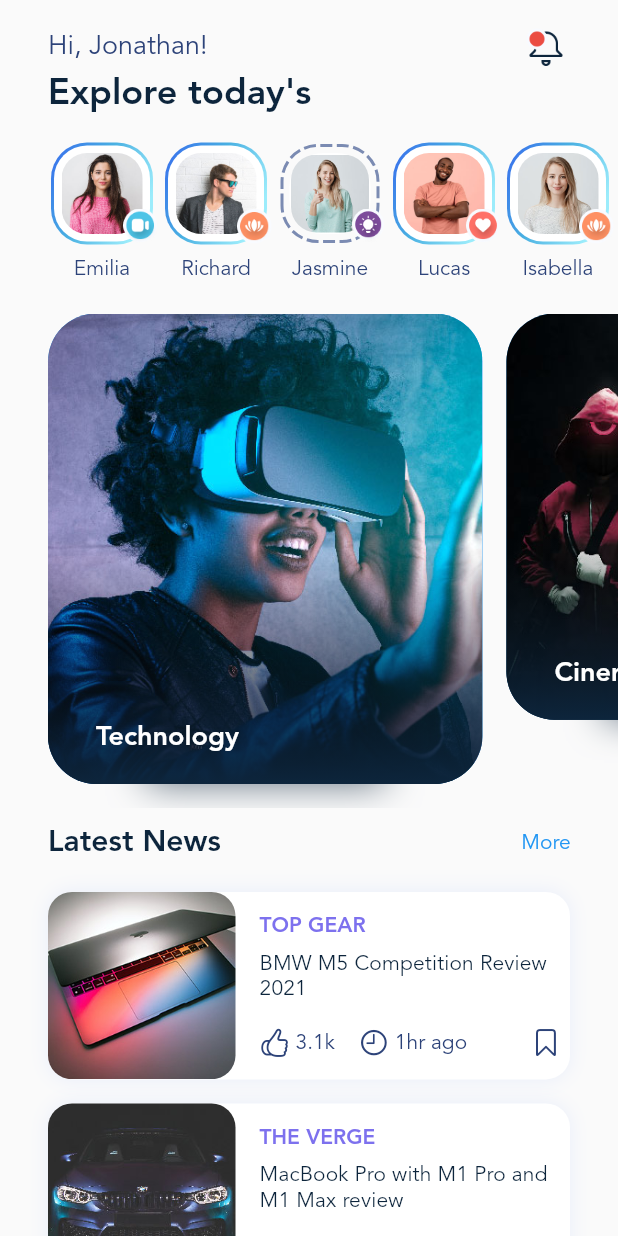
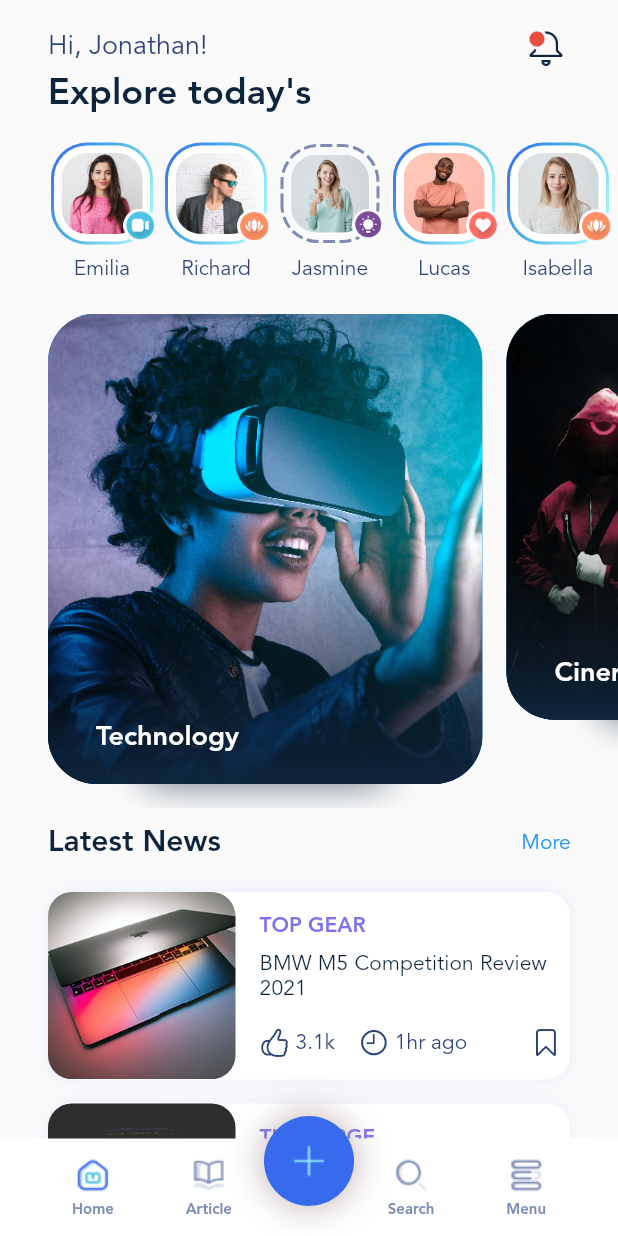
Before and after one commit to esmaeil-koohi/ui_BlogClub_application, a Flutter app: the screen it shows after launch, on a phone screen of 412 x 824 dp. Run offline on Flutter 3.47's test engine with Material 2 defaults, Android fonts, the phone set to English and light mode, and no system bars.

Commit message:
update bottomNavigation

```diff
--- a/lib/main.dart
+++ b/lib/main.dart
@@ -3,11 +3,18 @@
 import 'package:dotted_border/dotted_border.dart';
 import 'package:flutter/cupertino.dart';
 import 'package:flutter/material.dart';
+import 'package:flutter/services.dart';
 import 'package:ui_blog_club/carousel/carousel_slider.dart';
 import 'package:ui_blog_club/data.dart';
 
 void main() {
   runApp(const MyApp());
+  SystemChrome.setSystemUIOverlayStyle(const SystemUiOverlayStyle(
+    statusBarColor: Colors.white,
+    statusBarIconBrightness: Brightness.dark,
+    systemNavigationBarColor: Colors.white,
+    systemNavigationBarIconBrightness: Brightness.dark,
+  ));
 }
 
 class MyApp extends StatelessWidget {
@@ -58,6 +65,12 @@ class MyApp extends StatelessWidget {
               color: primaryTextColor,
               fontWeight: FontWeight.w700,
             ),
+            caption: TextStyle(
+              fontFamily: defaultFontFamily,
+              fontSize: 10,
+              fontWeight: FontWeight.w700,
+              color: Color(0xff7B8BB2),
+            ),
             headline6: TextStyle(
               fontFamily: defaultFontFamily,
               fontWeight: FontWeight.bold,
@@ -70,7 +83,12 @@ class MyApp extends StatelessWidget {
               fontSize: 14,
             )),
       ),
-      home: const HomeScreen(),
+      home: Stack(
+        children: [
+          Positioned.fill(child: const HomeScreen()),
+          Positioned(bottom: 0, right: 0, left: 0, child: _BottomNavigation())
+        ],
+      ),
     );
   }
 }
@@ -325,79 +343,6 @@ class _CategoryItem extends StatelessWidget {
   }
 }
 
-class _Post extends StatelessWidget {
-  final PostData post;
-  const _Post({Key? key,required this.post }) : super(key: key);
-
-  @override
-  Widget build(BuildContext context) {
-    return Container(
-      margin: const EdgeInsets.fromLTRB(32, 8, 32, 8),
-      decoration: BoxDecoration(
-        color: Colors.white,
-          borderRadius: BorderRadius.circular(16),
-          boxShadow: const [
-            BoxShadow(
-              blurRadius: 10,
-              color: Color(0x1a5282ff),
-            )
-          ]),
-      child: Row(
-        children: [
-          ClipRRect(
-              borderRadius: BorderRadius.circular(16),
-              child:
-              Image.asset('assets/img/posts/small/${post.imageFileName}')),
-          const SizedBox(width: 16,),
-          Expanded(
-            child: Column(
-              mainAxisAlignment: MainAxisAlignment.center,
-              crossAxisAlignment: CrossAxisAlignment.start,
-              children: [
-                Text(
-                  post.caption,
-                  style: const TextStyle(
-                      fontFamily: MyApp.defaultFontFamily,
-                      fontWeight: FontWeight.w700,
-                      fontSize: 14,
-                      color: Color(0xff3776AED)),
-                ),
-                const SizedBox(height: 8.0,),
-                Text(post.title, style: Theme.of(context).textTheme.subtitle2,),
-                const SizedBox(height: 16,),
-                Row(
-                  crossAxisAlignment: CrossAxisAlignment.end,
-                  children: [
-                  Icon(
-                    CupertinoIcons.hand_thumbsup, size: 20,
-                    color: Theme.of(context).textTheme.bodyText2!.color,),
-                    const SizedBox(width: 4,),
-                    Text(post.likes, style: Theme.of(context).textTheme.bodyText2,),
-                    const SizedBox(width: 16,),
-                    Icon(CupertinoIcons.clock, size: 20, color: Theme.of(context).textTheme.bodyText2!.color,),
-                    const SizedBox(width: 4,),
-                    Text(post.time, style: Theme.of(context).textTheme.bodyText2,),
-                    Expanded(child: Container(
-                      alignment: Alignment.centerRight,
-                      child: Icon(
-                        post.isBookmarked?
-                        CupertinoIcons.bookmark_fill:
-                        CupertinoIcons.bookmark, size: 20,
-                        color: Theme.of(context).textTheme.bodyText2!.color,),
-                    ),),
-                    const SizedBox(width: 6,),
-                  ],
-                ),
-              ],
-            ),
-          ),
-        ],
-      ),
-    );
-  }
-}
-
-
 class _PostList extends StatelessWidget {
   const _PostList({Key? key}) : super(key: key);
 
@@ -434,3 +379,178 @@ class _PostList extends StatelessWidget {
     );
   }
 }
+
+class _Post extends StatelessWidget {
+  final PostData post;
+
+  const _Post({Key? key, required this.post}) : super(key: key);
+
+  @override
+  Widget build(BuildContext context) {
+    return Container(
+      margin: const EdgeInsets.fromLTRB(32, 8, 32, 8),
+      decoration: BoxDecoration(
+          color: Colors.white,
+          borderRadius: BorderRadius.circular(16),
+          boxShadow: const [
+            BoxShadow(
+              blurRadius: 10,
+              color: Color(0x1a5282ff),
+            )
+          ]),
+      child: Row(
+        children: [
+          ClipRRect(
+              borderRadius: BorderRadius.circular(16),
+              child:
+                  Image.asset('assets/img/posts/small/${post.imageFileName}')),
+          const SizedBox(
+            width: 16,
+          ),
+          Expanded(
+            child: Column(
+              mainAxisAlignment: MainAxisAlignment.center,
+              crossAxisAlignment: CrossAxisAlignment.start,
+              children: [
+                Text(
+                  post.caption,
+                  style: const TextStyle(
+                      fontFamily: MyApp.defaultFontFamily,
+                      fontWeight: FontWeight.w700,
+                      fontSize: 14,
+                      color: Color(0xff3776AED)),
+                ),
+                const SizedBox(
+                  height: 8.0,
+                ),
+                Text(
+                  post.title,
+                  style: Theme.of(context).textTheme.subtitle2,
+                ),
+                const SizedBox(
+                  height: 16,
+                ),
+                Row(
+                  crossAxisAlignment: CrossAxisAlignment.end,
+                  children: [
+                    Icon(
+                      CupertinoIcons.hand_thumbsup,
+                      size: 20,
+                      color: Theme.of(context).textTheme.bodyText2!.color,
+                    ),
+                    const SizedBox(
+                      width: 4,
+                    ),
+                    Text(
+                      post.likes,
+                      style: Theme.of(context).textTheme.bodyText2,
+                    ),
+                    const SizedBox(
+                      width: 16,
+                    ),
+                    Icon(
+                      CupertinoIcons.clock,
+                      size: 20,
+                      color: Theme.of(context).textTheme.bodyText2!.color,
+                    ),
+                    const SizedBox(
+                      width: 4,
+                    ),
+                    Text(
+                      post.time,
+                      style: Theme.of(context).textTheme.bodyText2,
+                    ),
+                    Expanded(
+                      child: Container(
+                        alignment: Alignment.centerRight,
+                        child: Icon(
+                          post.isBookmarked
+                              ? CupertinoIcons.bookmark_fill
+                              : CupertinoIcons.bookmark,
+                          size: 20,
+                          color: Theme.of(context).textTheme.bodyText2!.color,
+                        ),
+                      ),
+                    ),
+                    const SizedBox(
+                      width: 6,
+                    ),
+                  ],
+                ),
+              ],
+            ),
+          ),
+        ],
+      ),
+    );
+  }
+}
+
+class _BottomNavigation extends StatelessWidget {
+  const _BottomNavigation({Key? key}) : super(key: key);
+
+  @override
+  Widget build(BuildContext context) {
+    return Container(
+      height: 85,
+      child: Stack(
+        children: [
+          Positioned(
+            bottom: 0,
+            right: 0,
+            left: 0,
+            child: Container(
+              height: 65,
+              child: Row(
+                mainAxisAlignment: MainAxisAlignment.spaceEvenly,
+                children: [
+                  _bottomNavigationItem(context, 'Home.png', 'Home.png', 'Home'),
+                  _bottomNavigationItem(context, 'Articles.png', 'Article.png', 'Article'),
+                  const SizedBox(width: 8,),
+                  _bottomNavigationItem(context, 'Search.png', 'Search.png', 'Search'),
+                  _bottomNavigationItem(context, 'Menu.png', 'Menu.png', 'Menu'),
+                ],
+              ),
+              decoration: BoxDecoration(
+                color: Colors.white,
+              ),
+            ),
+          ),
+          Center(
+            child: Container(
+              width: 60,
+              height: 60,
+              margin: const EdgeInsets.only(bottom: 15.0),
+              child: Image.asset('assets/img/icons/plus.png'),
+              decoration: BoxDecoration(
+                borderRadius: BorderRadius.circular(32.5),
+                boxShadow: const [
+                  BoxShadow(
+                    blurRadius: 20,
+                    color: Color(0xaa9B8487),
+                  )
+                ],
+                color: const Color(0xff376AED),
+              ),
+            ),
+          ),
+        ],
+      ),
+    );
+  }
+
+  Widget _bottomNavigationItem(
+      BuildContext context,
+      String iconFileName,
+      String activeIconFileName,
+      String title) {
+    return Column(
+      mainAxisAlignment: MainAxisAlignment.center,
+     children: [
+       Image.asset('assets/img/icons/$iconFileName'),
+       const SizedBox(height: 4,),
+       Text(title, style: Theme.of(context).textTheme.caption,)
+     ],
+      );
+  }
+}
```
